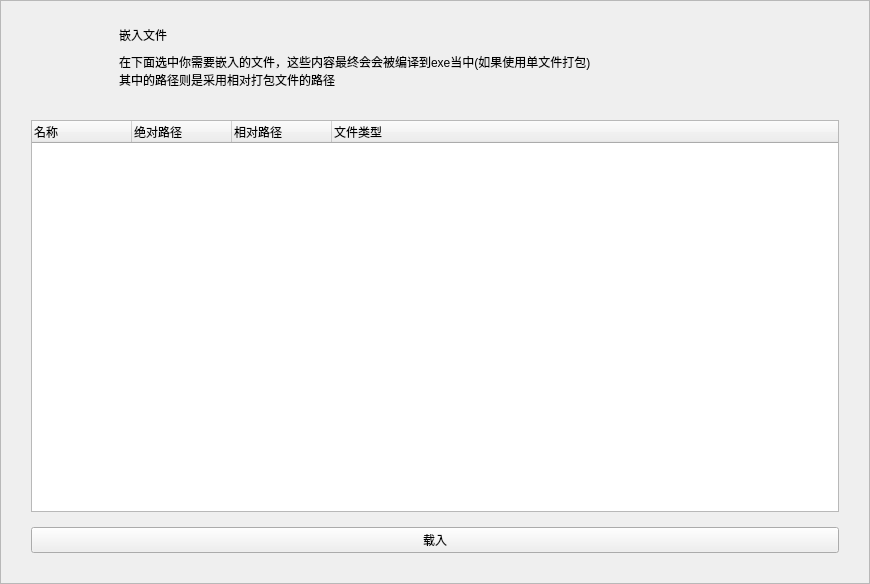
Qt form ui/embed_page.ui (271374667/NuitkaGUI) before a commit.
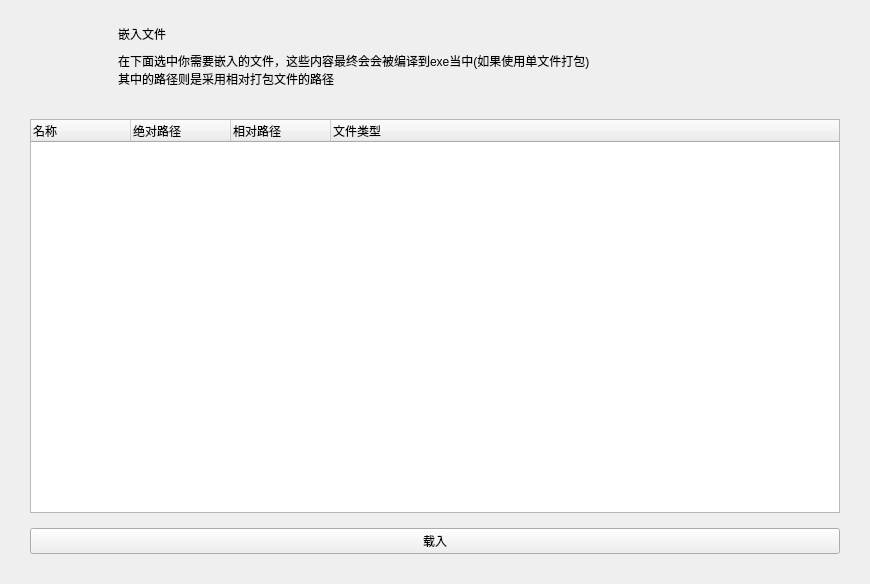
The same form after that commit. Icons and pictures are not drawn. Custom widgets are drawn as their Qt base class.

What changed in the file:
```diff
--- a/ui/embed_page.ui
+++ b/ui/embed_page.ui
@@ -31,6 +31,9 @@
    </property>
    <item>
     <widget class="ScrollArea" name="ScrollArea">
+     <property name="frameShape">
+      <enum>QFrame::NoFrame</enum>
+     </property>
      <property name="widgetResizable">
       <bool>true</bool>
      </property>
@@ -39,8 +42,8 @@
        <rect>
         <x>0</x>
         <y>0</y>
-        <width>868</width>
-        <height>582</height>
+        <width>870</width>
+        <height>584</height>
        </rect>
       </property>
       <layout class="QVBoxLayout" name="verticalLayout_3">
```
